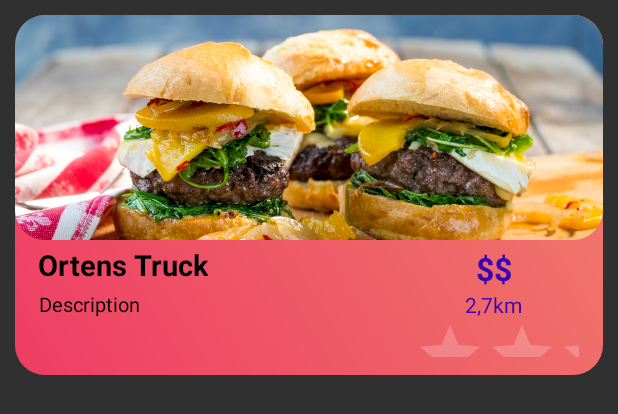
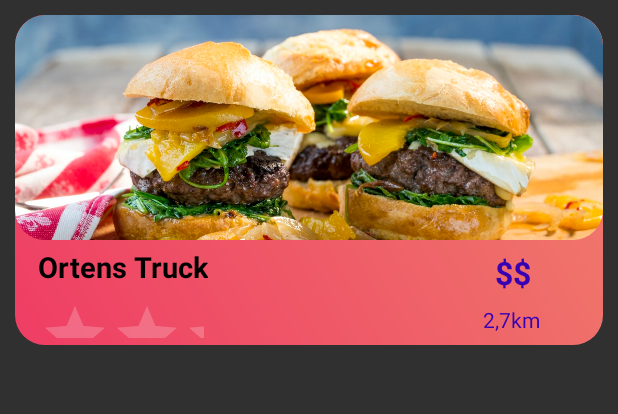
Before and after one commit to ahmadardal/Food-Truck, an Android app: the layout store_item.xml on its own in the app's theme, with its tools: preview values and no code run, on a phone screen of 412 x 824 dp. Shown: the top 414 px of the screen. Run offline under Robolectric (Android 15) with nearby library versions, the phone set to English and light mode, and no system bars.

Commit message:
update storeitem

```diff
--- a/app/src/main/res/layout/store_item.xml
+++ b/app/src/main/res/layout/store_item.xml
@@ -10,7 +10,7 @@
     <androidx.cardview.widget.CardView
         android:id="@+id/cardView"
         android:layout_width="match_parent"
-        android:layout_height="240dp"
+        android:layout_height="220dp"
         app:cardCornerRadius="20dp"
         app:cardElevation="-5dp"
         app:layout_constraintEnd_toEndOf="parent"
@@ -50,56 +50,40 @@
                 android:id="@+id/txtName"
                 android:layout_width="wrap_content"
                 android:layout_height="30dp"
-                android:layout_marginTop="115dp"
                 android:text="Ortens Truck"
                 android:textColor="@color/black"
                 android:textSize="19sp"
                 android:textStyle="bold"
-                app:layout_constraintBottom_toTopOf="@+id/txtDescription"
+                app:layout_constraintBottom_toTopOf="@+id/ratingBar"
                 app:layout_constraintEnd_toEndOf="parent"
                 app:layout_constraintHorizontal_bias="0.056"
                 app:layout_constraintStart_toStartOf="parent"
-                app:layout_constraintTop_toBottomOf="@+id/imageView2" />
-
-            <TextView
-                android:id="@+id/txtDescription"
-                android:layout_width="wrap_content"
-                android:layout_height="wrap_content"
-                android:text="Description"
-                android:textColor="@color/black"
-                android:textSize="13sp"
-                android:textStyle="normal"
-                app:layout_constraintBottom_toTopOf="@+id/imageView2"
-                app:layout_constraintEnd_toEndOf="parent"
-                app:layout_constraintHorizontal_bias="0.049"
-                app:layout_constraintStart_toStartOf="parent"
-                app:layout_constraintTop_toBottomOf="@+id/txtName" />
+                app:layout_constraintTop_toBottomOf="@+id/storeImage" />
 
             <RatingBar
                 android:id="@+id/ratingBar"
                 android:layout_width="110dp"
                 android:layout_height="25dp"
                 android:contentDescription="@string/app_name"
-                app:layout_constraintBottom_toTopOf="@+id/imageView2"
+                app:layout_constraintBottom_toBottomOf="parent"
                 app:layout_constraintEnd_toEndOf="parent"
-                app:layout_constraintHorizontal_bias="0.943"
+                app:layout_constraintHorizontal_bias="0.056"
                 app:layout_constraintStart_toStartOf="parent"
-                app:layout_constraintTop_toBottomOf="@+id/txtDistance" />
+                app:layout_constraintTop_toBottomOf="@+id/txtName" />
 
             <TextView
                 android:id="@+id/txtPriceClass"
                 android:layout_width="wrap_content"
                 android:layout_height="wrap_content"
-                android:layout_marginTop="142dp"
                 android:text="$$"
                 android:textColor="@color/purple_700"
                 android:textSize="21sp"
                 android:textStyle="bold"
                 app:layout_constraintBottom_toTopOf="@+id/txtDistance"
                 app:layout_constraintEnd_toEndOf="parent"
-                app:layout_constraintHorizontal_bias="0.836"
+                app:layout_constraintHorizontal_bias="0.869"
                 app:layout_constraintStart_toStartOf="parent"
-                app:layout_constraintTop_toBottomOf="@+id/imageView2" />
+                app:layout_constraintTop_toBottomOf="@+id/storeImage" />
 
             <TextView
                 android:id="@+id/txtDistance"
@@ -109,9 +93,9 @@
                 android:textColor="@color/purple_700"
                 android:textSize="14sp"
                 android:textStyle="normal"
-                app:layout_constraintBottom_toTopOf="@+id/ratingBar"
+                app:layout_constraintBottom_toBottomOf="parent"
                 app:layout_constraintEnd_toEndOf="parent"
-                app:layout_constraintHorizontal_bias="0.847"
+                app:layout_constraintHorizontal_bias="0.881"
                 app:layout_constraintStart_toStartOf="parent"
                 app:layout_constraintTop_toBottomOf="@+id/txtPriceClass" />
         </androidx.constraintlayout.widget.ConstraintLayout>
```
